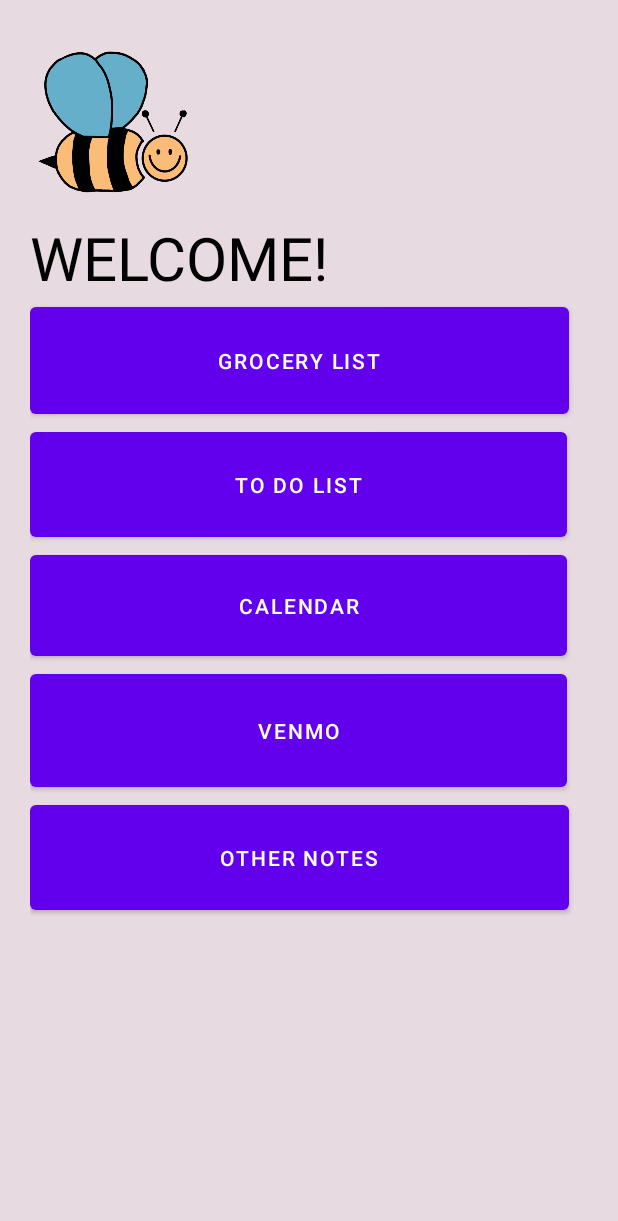
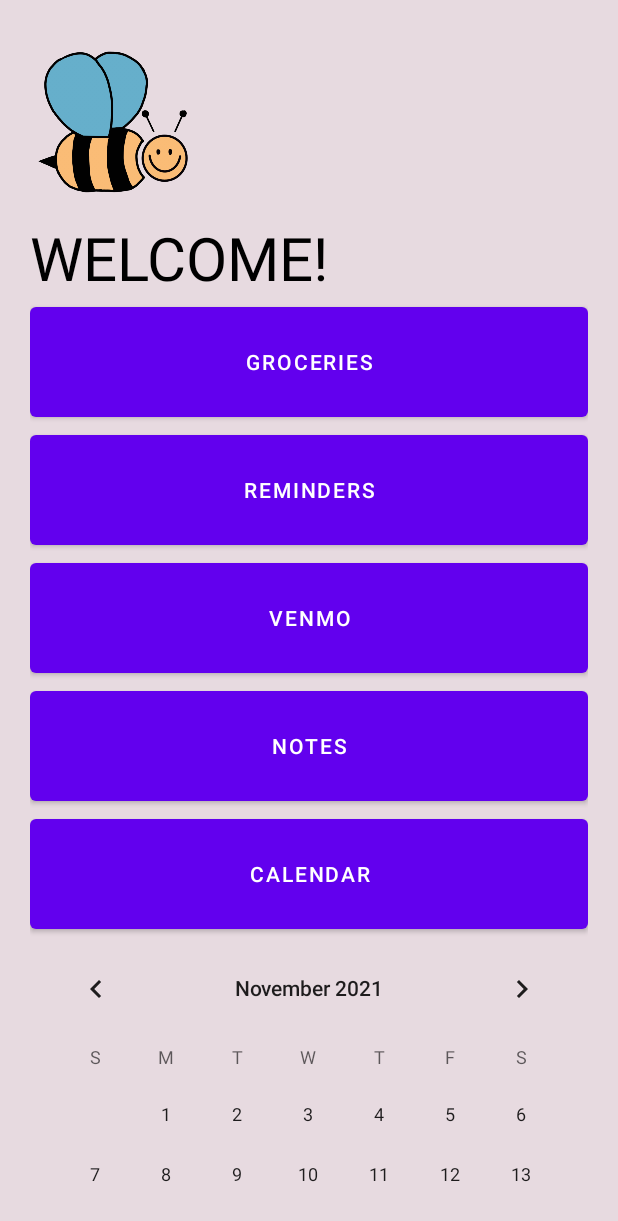
Before and after one commit to cutching/355-Android-Project, an Android app: the HomePage screen opened directly, with no data from a screen before it, on a phone screen of 412 x 824 dp. Shown: the top 1221 px of the screen. Run offline under Robolectric (Android 15) with nearby library versions, the phone set to English and light mode, and no system bars; Roboto replaces fonts that are not available here; 1 statement that could not run was skipped.

Commit message:
Added Calendar widget to homepage and made it so the width of each but is parent element based.

```diff
--- a/Hive/app/src/main/res/layout/activity_home_page.xml
+++ b/Hive/app/src/main/res/layout/activity_home_page.xml
@@ -36,32 +36,37 @@
 
     <Button
         android:id="@+id/button"
-        android:layout_width="359dp"
-        android:layout_height="83dp"
-        android:text="Grocery List" />
+        android:layout_width="match_parent"
+        android:layout_height="85dp"
+        android:text="Groceries" />
 
     <Button
         android:id="@+id/button2"
-        android:layout_width="358dp"
-        android:layout_height="82dp"
-        android:text="To Do List" />
-
-    <Button
-        android:id="@+id/button3"
-        android:layout_width="358dp"
-        android:layout_height="79dp"
-        android:text="Calendar" />
+        android:layout_width="match_parent"
+        android:layout_height="85dp"
+        android:text="Reminders" />
 
     <Button
         android:id="@+id/button4"
-        android:layout_width="358dp"
-        android:layout_height="87dp"
+        android:layout_width="match_parent"
+        android:layout_height="85dp"
         android:text="Venmo" />
 
     <Button
         android:id="@+id/button5"
-        android:layout_width="359dp"
-        android:layout_height="82dp"
-        android:text="Other Notes" />
+        android:layout_width="match_parent"
+        android:layout_height="85dp"
+        android:text="Notes" />
+
+    <Button
+        android:id="@+id/button3"
+        android:layout_width="match_parent"
+        android:layout_height="85dp"
+        android:text="Calendar" />
+
+    <CalendarView
+        android:id="@+id/calendarView"
+        android:layout_width="match_parent"
+        android:layout_height="match_parent" />
 
 </LinearLayout>
```
